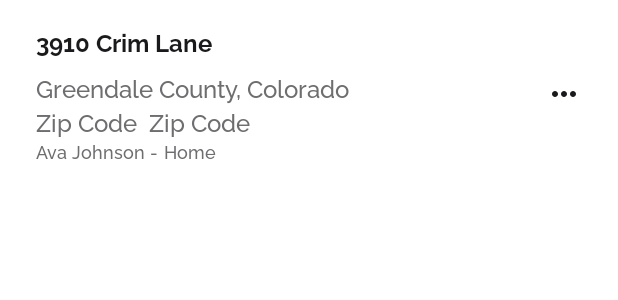
After one commit to Giederius/Listings-Kotlin, an Android app: the layout item_profile_address.xml on its own in the app's theme, with its tools: preview values and no code run, on a phone screen of 412 x 824 dp. The commit adds this screen. Shown: the top 300 px of the screen. Run offline under Robolectric (Android 15) with nearby library versions, the phone set to English and light mode, and no system bars.

Commit message:
profile fragment

```diff
--- a/app/src/main/java/com/giedriusmecius/listings/ui/common/groupie/StoreFollowItem.kt
+++ b/app/src/main/java/com/giedriusmecius/listings/ui/common/groupie/StoreFollowItem.kt
@@ -1,6 +1,7 @@
 package com.giedriusmecius.listings.ui.common.groupie
 
 import android.view.View
+import coil.load
 import com.giedriusmecius.listings.R
 import com.giedriusmecius.listings.databinding.ItemStoreFollowBinding
 import com.xwray.groupie.viewbinding.BindableItem
--- /dev/null
+++ b/app/src/main/res/drawable/ic_more_horizontal.xml
@@ -0,0 +1,10 @@
+<vector xmlns:android="http://schemas.android.com/apk/res/android"
+    android:width="24dp"
+    android:height="24dp"
+    android:viewportWidth="24"
+    android:viewportHeight="24"
+    android:tint="?attr/colorControlNormal">
+  <path
+      android:fillColor="@android:color/white"
+      android:pathData="M6,10c-1.1,0 -2,0.9 -2,2s0.9,2 2,2 2,-0.9 2,-2 -0.9,-2 -2,-2zM18,10c-1.1,0 -2,0.9 -2,2s0.9,2 2,2 2,-0.9 2,-2 -0.9,-2 -2,-2zM12,10c-1.1,0 -2,0.9 -2,2s0.9,2 2,2 2,-0.9 2,-2 -0.9,-2 -2,-2z"/>
+</vector>
--- /dev/null
+++ b/app/src/main/res/layout/item_profile_address.xml
@@ -0,0 +1,76 @@
+<?xml version="1.0" encoding="utf-8"?>
+<androidx.constraintlayout.widget.ConstraintLayout xmlns:android="http://schemas.android.com/apk/res/android"
+    xmlns:app="http://schemas.android.com/apk/res-auto"
+    android:layout_width="match_parent"
+    android:layout_height="wrap_content"
+    android:layout_marginTop="16dp"
+    android:layout_marginHorizontal="24dp">
+
+    <TextView
+        android:id="@+id/addressLine1"
+        style="@style/H4.Bold"
+        android:layout_width="wrap_content"
+        android:layout_height="wrap_content"
+        android:text="3910 Crim Lane"
+        app:layout_constraintStart_toStartOf="parent"
+        app:layout_constraintTop_toTopOf="parent" />
+
+    <TextView
+        android:id="@+id/addressLine2"
+        style="@style/H4.Grey.Medium"
+        android:layout_width="wrap_content"
+        android:layout_height="wrap_content"
+        android:layout_marginTop="8dp"
+        android:text="Greendale County, Colorado"
+        app:layout_constraintStart_toStartOf="parent"
+        app:layout_constraintTop_toBottomOf="@id/addressLine1" />
+
+    <TextView
+        android:id="@+id/zipCodeTitle"
+        style="@style/H4.Grey.Medium"
+        android:layout_width="wrap_content"
+        android:layout_height="wrap_content"
+        android:text="@string/common.zipCode"
+        app:layout_constraintStart_toStartOf="parent"
+        app:layout_constraintTop_toBottomOf="@id/addressLine2" />
+
+    <TextView
+        android:id="@+id/userZipCode"
+        style="@style/H4.Grey.Medium"
+        android:layout_width="wrap_content"
+        android:layout_height="wrap_content"
+        android:layout_marginStart="8dp"
+        android:text="@string/common.zipCode"
+        app:layout_constraintStart_toEndOf="@id/zipCodeTitle"
+        app:layout_constraintTop_toBottomOf="@id/addressLine2" />
+
+    <TextView
+        android:id="@+id/addressDescriptionTitle"
+        style="@style/labelTitleText"
+        android:layout_width="wrap_content"
+        android:layout_height="wrap_content"
+        android:text="Ava Johnson - "
+        app:layout_constraintStart_toStartOf="parent"
+        app:layout_constraintTop_toBottomOf="@id/zipCodeTitle" />
+
+    <TextView
+        android:id="@+id/addressDescriptionTag"
+        style="@style/labelTitleText"
+        android:layout_width="wrap_content"
+        android:layout_height="wrap_content"
+        android:text="Home"
+        app:layout_constraintStart_toEndOf="@id/addressDescriptionTitle"
+        app:layout_constraintTop_toBottomOf="@id/zipCodeTitle" />
+
+    <ImageView
+        android:id="@+id/addressItemMenu"
+        android:layout_width="wrap_content"
+        android:layout_height="wrap_content"
+        android:src="@drawable/ic_more_horizontal"
+        app:layout_constraintBottom_toBottomOf="@id/addressDescriptionTitle"
+        app:layout_constraintEnd_toEndOf="parent"
+        app:layout_constraintTop_toTopOf="@id/addressLine1"
+        app:tint="@color/darkTextColor" />
+
+
+</androidx.constraintlayout.widget.ConstraintLayout>
--- a/app/src/main/res/values/strings.xml
+++ b/app/src/main/res/values/strings.xml
@@ -11,6 +11,7 @@
     <string name="common.addCard">Add card</string>
     <string name="common.card.mastercard">Mastercard</string>
     <string name="common.card.visa">Visa</string>
+    <string name="common.zipCode">Zip Code</string>
 
     // Profile fragment
     <string name="profile.ordersAndMessages">My orders and messages</string>
@@ -18,4 +19,9 @@
     <string name="profile.mainDepartment">Main department</string>
     <string name="profile.favoriteColor">Favorite color</string>
     <string name="profile.paymentMethods">Payment methods</string>
+    <string name="profile.addresses">Addresses</string>
+    <string name="profile.addresses.addButton">Add address</string>
+    <string name="profile.addresses.editAddress">Edit address</string>
+    <string name="profile.addresses.deleteAddress">Delete address</string>
+
 </resources>
--- a/app/src/main/res/values/styles.xml
+++ b/app/src/main/res/values/styles.xml
@@ -39,6 +39,12 @@
     <style name="H4.Grey" parent="Raleway">
         <item name="android:textSize">16sp</item>
         <item name="android:textFontWeight">500</item>
+        <item name="android:textColor">@color/grayedOutTextColor</item>
+    </style>
+
+    <style name="H4.Grey.Medium" parent="Raleway">
+        <item name="android:textSize">16sp</item>
+        <item name="android:textFontWeight">600</item>
         <item name="android:textColor">@color/grayedOutTextColor</item>
     </style>
 
--- a/app/src/main/res/values/styles_components.xml
+++ b/app/src/main/res/values/styles_components.xml
@@ -22,5 +22,9 @@
         <item name="cornerSize">50%</item>
     </style>
 
+    <style name="BasePopUpMenu" parent="@style/Widget.AppCompat.PopupMenu">
+        <item name="android:background">@drawable/bg_rounded_rect_sm_borderless</item>
+    </style>
+
 
 </resources>
```
Also changed, not shown: app/src/main/java/com/giedriusmecius/listings/ui/Profile/ProfileFragment.kt (+46 -3 lines), app/src/main/java/com/giedriusmecius/listings/ui/common/groupie/PaymentMethodCardItem.kt (+18 -9 lines), app/src/main/java/com/giedriusmecius/listings/ui/common/groupie/ProfileAddressItem.kt (added, +66 -0 lines), app/src/main/res/layout/fragment_profile.xml (+48 -0 lines), app/src/main/res/layout/item_payment_method_card.xml (+13 -5 lines), app/src/main/res/layout/menu_address_item_menu.xml (added, +26 -0 lines), app/src/main/res/menu/menu_address_item_more.xml (added, +10 -0 lines), app/src/main/res/values/colors.xml (+8 -0 lines).
